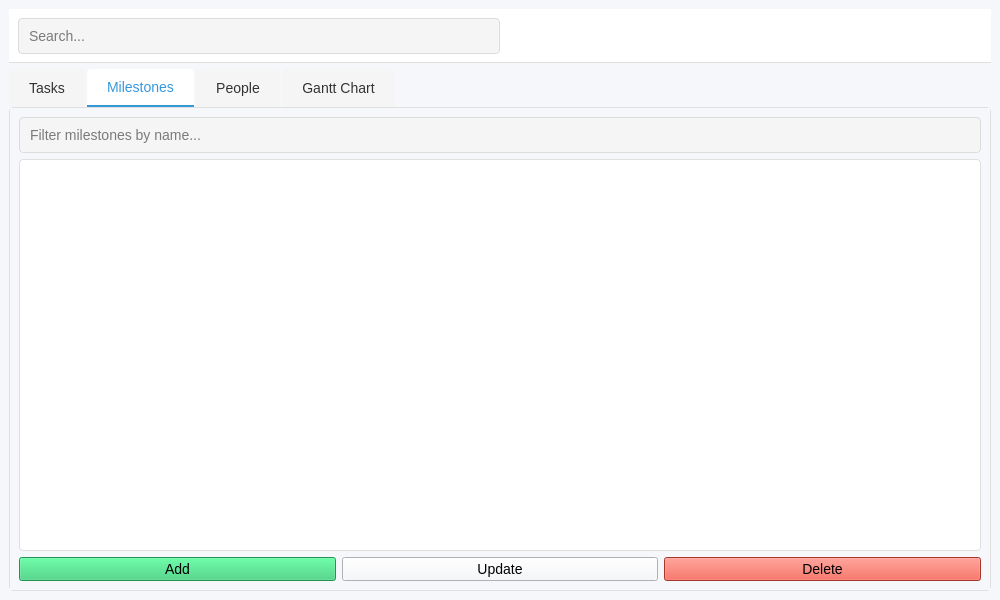
Old version of the form gui/main_window.ui in the repository halghnaimawi/Frameworks-PyQt.
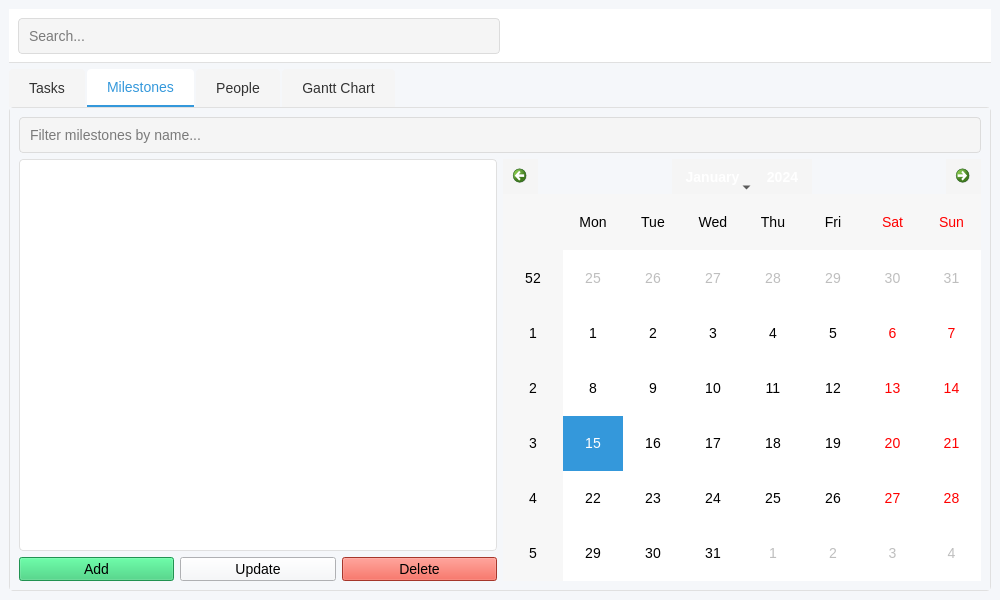
New version of the form. The open tabs and pages were chosen to show the change. Icons and pictures are not drawn.

Commit message: add milestone in calander

```diff
--- a/gui/main_window.ui
+++ b/gui/main_window.ui
@@ -18,8 +18,7 @@
     <normaloff>../resources/logo.ico</normaloff>../resources/logo.ico</iconset>
   </property>
   <property name="styleSheet">
-   <string notr="true">
-                /* Global styles */
+   <string notr="true">/* Global styles */
                 QMainWindow, QWidget {
                 background-color: #f5f7fa;
                 font-family: 'Segoe UI', Arial, sans-serif;
@@ -175,10 +174,9 @@
                 background-color: #d4ac0d;
                 }
 
-                QPushButton#tasksAddButton:pressed, QPushButton#peopleAddButton:pressed, QPushButton#milestonesAddButton:pressed
+                QPushButton#tasksAddButton:pressed, QPushButton#peopleAddButton:pressed, QPushButton#milestonesAddButton:pressed,
                 QPushButton#tasksUpdateButton:pressed, QPushButton#peopleUpdateButton:pressed, QPushButton#milestonesUpdateButton:pressed,
-                QPushButton#tasksDeleteButton:pressed, QPushButton#peopleDeleteButton:pressed, QPushButton#milestonesDeleteButton:pressed,
-                QPushButton#tasksExportButton:pressed {
+                QPushButton#tasksDeleteButton:pressed, QPushButton#peopleDeleteButton:pressed, QPushButton#milestQPushButton#tasksExportButton:pressed {
                 opacity: 0.8;
                 }
 
@@ -234,6 +232,28 @@
                 QDialogButtonBox QPushButton:pressed {
                 background-color: #1f618d;
                 }
+
+                /* Calendar */
+                QCalendarWidget {
+                background-color: #ffffff;
+                border: 1px solid #e0e0e0;
+                border-radius: 4px;
+                }
+                QCalendarWidget QToolButton {
+                background-color: #f5f5f5;
+                border: none;
+                padding: 8px;
+                }
+                QCalendarWidget QToolButton:hover {
+                background-color: #e0e0e0;
+                }
+                QCalendarWidget QAbstractItemView {
+                selection-background-color: #3498db;
+                selection-color: #ffffff;
+                }
+                QCalendarWidget QWidget#qt_calendar_calendarview {
+                background-color: #ffffff;
+                }
    </string>
   </property>
   <widget class="QWidget" name="centralwidget">
@@ -336,6 +356,10 @@
            </widget>
           </item>
           <item>
+           <layout class="QHBoxLayout" name="milestonesContentLayout">
+            <item>
+             <layout class="QVBoxLayout" name="milestonesTableLayout">
+              <item>
            <widget class="QTableWidget" name="milestonesTable"/>
           </item>
           <item>
@@ -364,6 +388,26 @@
            </layout>
           </item>
          </layout>
+            </item>
+            <item>
+             <widget class="QCalendarWidget" name="milestonesCalendar">
+              <property name="sizePolicy">
+               <sizepolicy hsizetype="Preferred" vsizetype="Preferred">
+                <horstretch>0</horstretch>
+                <verstretch>0</verstretch>
+               </sizepolicy>
+              </property>
+              <property name="minimumSize">
+               <size>
+                <width>300</width>
+                <height>200</height>
+               </size>
+              </property>
+             </widget>
+            </item>
+           </layout>
+          </item>
+         </layout>
         </widget>
         <widget class="QWidget" name="peopleTab">
          <attribute name="title">
```
Left out of the diff: 27 changed lines with no effect on the pictures. Lines whose indentation alone changed are shown as unchanged.
